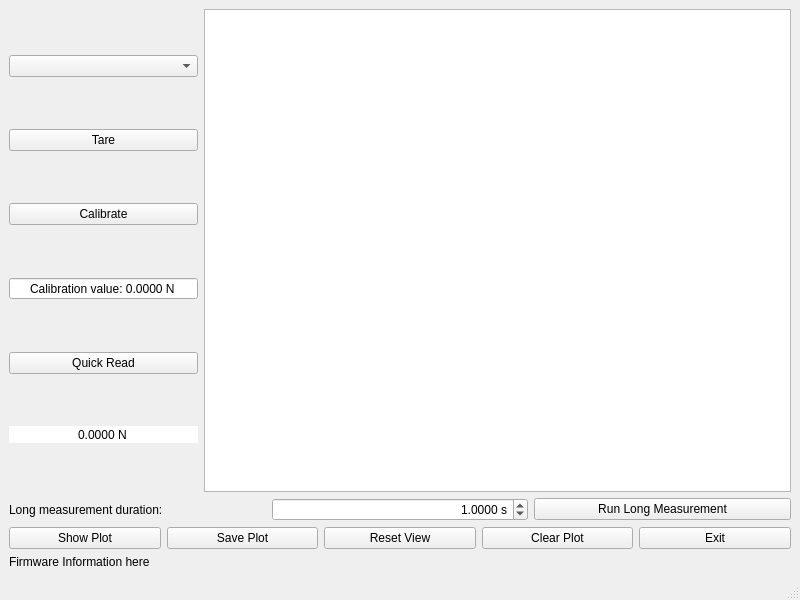
This is thorlabs/LoadCell_HX711_MVC/src/loadcell_hx711_mvc/DesignerGuiMjolnir.ui in NatuurkundePracticumAmsterdam/Use-the-Force as Qt 5 draws it before an edit. The edited form follows.
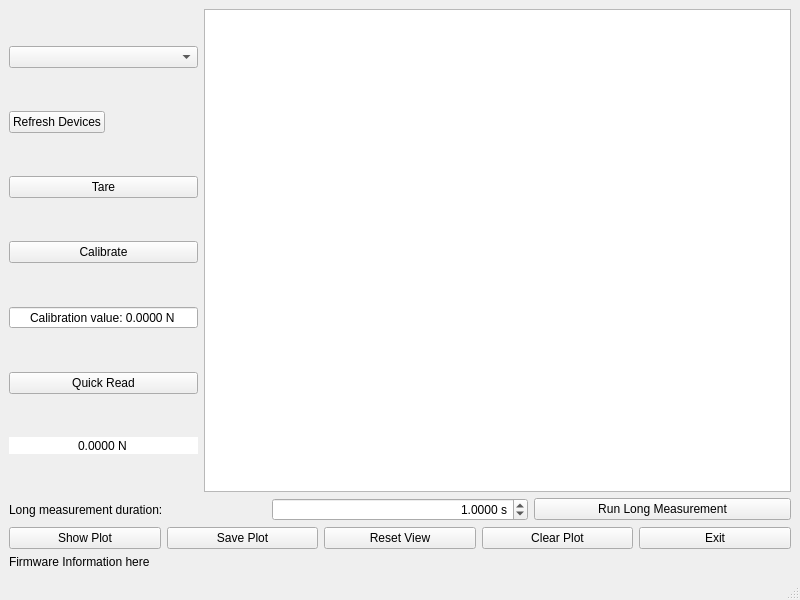
This is the edited form. Custom widgets are drawn as their Qt base class.

Commit message:
New feature: switch devices without having to restart the gui
the new refresh_devices() method in the gui allows the user to select a new device that was not plugged in before starting the gui. Also, you are able to switch between multiple devices that were plugged in already

What changed in the file:
```diff
--- a/thorlabs/LoadCell_HX711_MVC/src/loadcell_hx711_mvc/DesignerGuiMjolnir.ui
+++ b/thorlabs/LoadCell_HX711_MVC/src/loadcell_hx711_mvc/DesignerGuiMjolnir.ui
@@ -19,6 +19,9 @@
      <layout class="QHBoxLayout" name="horizontalLayout_4">
       <item>
        <layout class="QVBoxLayout" name="verticalLayout_3">
+        <property name="rightMargin">
+         <number>0</number>
+        </property>
         <item>
          <widget class="QComboBox" name="DeviceSelectorBox">
           <property name="editable">
@@ -32,6 +35,22 @@
           </property>
          </widget>
         </item>
+        <item>
+         <widget class="QPushButton" name="RefreshDevicesButton">
+          <property name="sizePolicy">
+           <sizepolicy hsizetype="Fixed" vsizetype="Fixed">
+            <horstretch>0</horstretch>
+            <verstretch>0</verstretch>
+           </sizepolicy>
+          </property>
+          <property name="layoutDirection">
+           <enum>Qt::LayoutDirection::LeftToRight</enum>
+          </property>
+          <property name="text">
+           <string>Refresh Devices</string>
+          </property>
+         </widget>
+        </item>
         <item>
          <widget class="QPushButton" name="TareButton">
           <property name="text">
```
Left out of the diff: 9 changed lines with no effect on the pictures. The commit also changes 7 other files.
